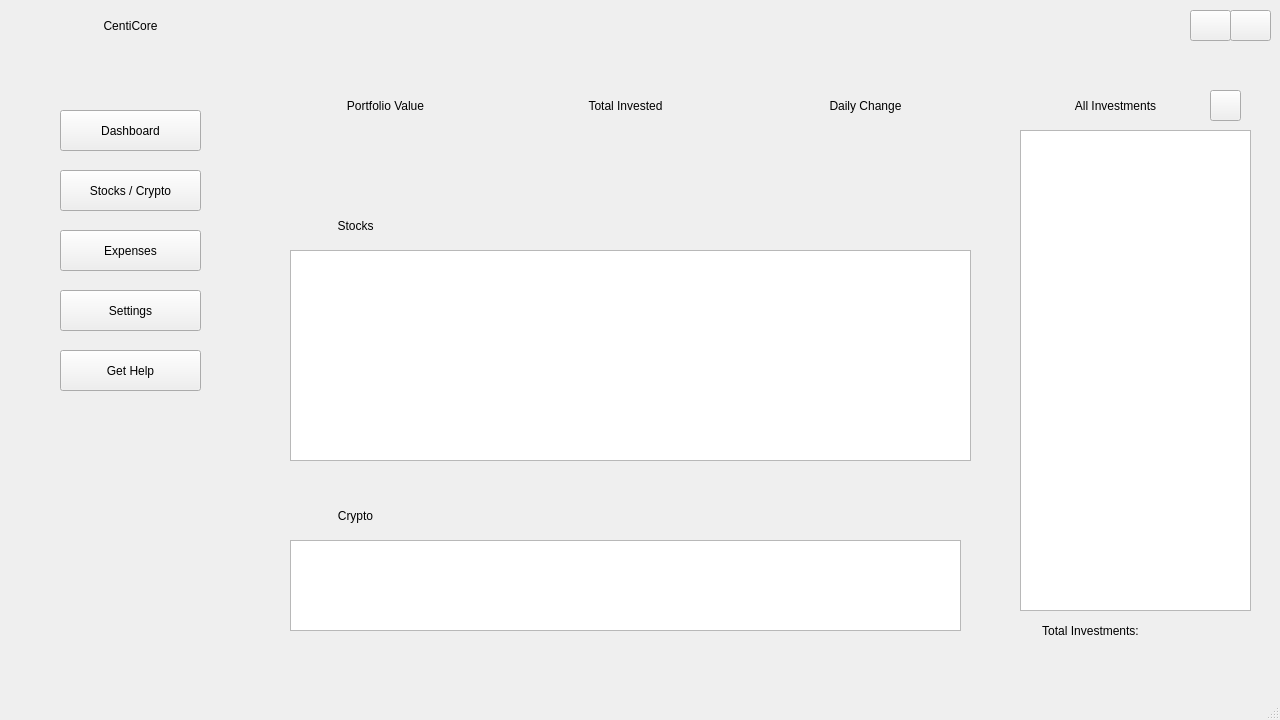
Above: src/view/ui/stocks.ui from OmerElmaliach/CentiCore before the change. Below: the same form after it.
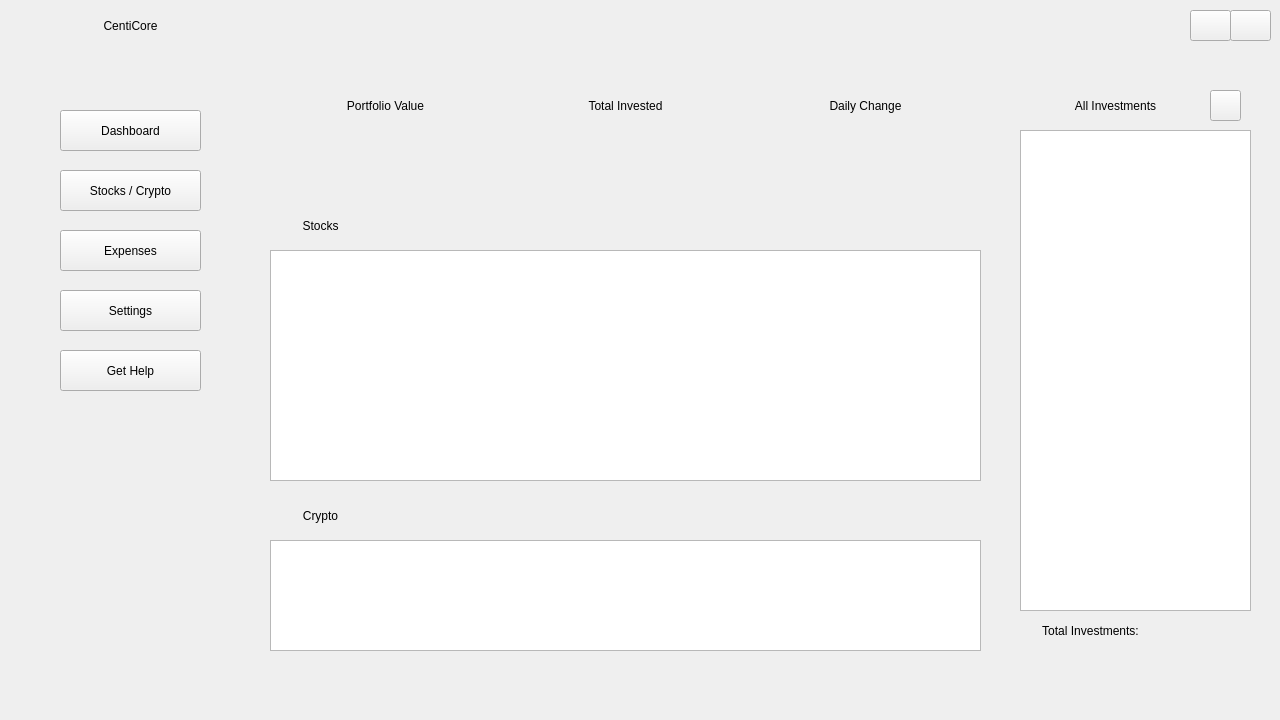
That is the form after the change. Icons and pictures are not drawn.

Commit message: Added stock page qss and intergration with container

Diff of the .ui file:
```diff
--- a/src/view/ui/stocks.ui
+++ b/src/view/ui/stocks.ui
@@ -209,19 +209,19 @@
     <widget class="QTableView" name="stocksView">
      <property name="geometry">
       <rect>
-       <x>20</x>
+       <x>0</x>
        <y>50</y>
-       <width>681</width>
-       <height>211</height>
+       <width>711</width>
+       <height>231</height>
       </rect>
      </property>
     </widget>
     <widget class="QLabel" name="stocksTxt">
      <property name="geometry">
       <rect>
-       <x>20</x>
+       <x>10</x>
        <y>10</y>
-       <width>131</width>
+       <width>81</width>
        <height>31</height>
       </rect>
      </property>
@@ -481,19 +481,19 @@
     <widget class="QTableView" name="cryptoView">
      <property name="geometry">
       <rect>
-       <x>20</x>
+       <x>0</x>
        <y>50</y>
-       <width>671</width>
-       <height>91</height>
+       <width>711</width>
+       <height>111</height>
       </rect>
      </property>
     </widget>
     <widget class="QLabel" name="cryptoTxt">
      <property name="geometry">
       <rect>
-       <x>20</x>
+       <x>10</x>
        <y>10</y>
-       <width>131</width>
+       <width>81</width>
        <height>31</height>
       </rect>
      </property>
@@ -509,7 +509,6 @@
     </widget>
    </widget>
   </widget>
-  <widget class="QStatusBar" name="statusBar"/>
  </widget>
  <resources/>
  <connections/>
```
The commit also changes 11 other files.
